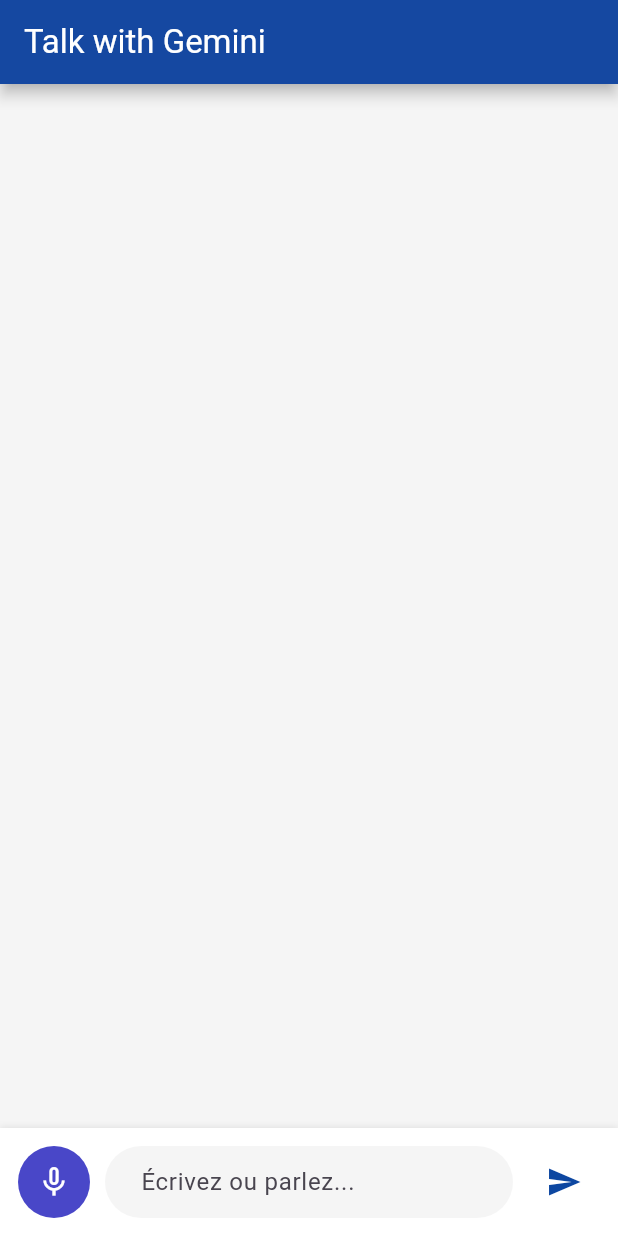
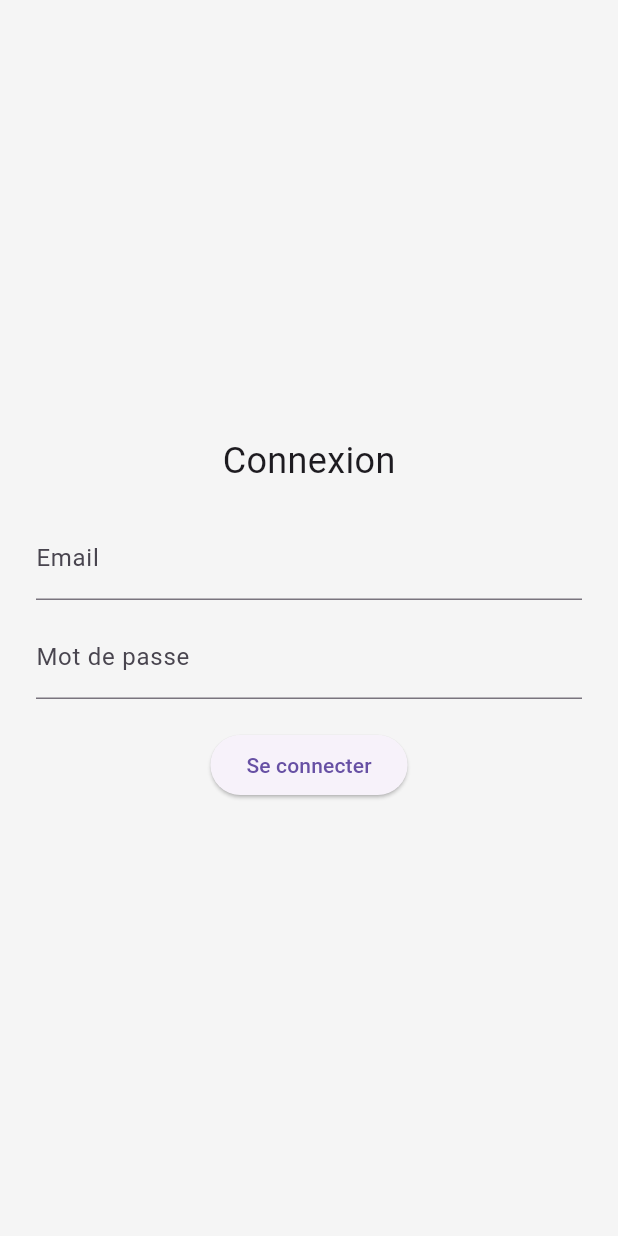
Before and after one commit to latifamsd/chatboot_flutter, a Flutter app: the screen it shows after launch, on a phone screen of 412 x 824 dp. Run offline on Flutter 3.47's test engine with Material 3 defaults, Android fonts, the phone set to English and light mode, and no system bars; our stand-ins replace flutter_tts, speech_to_text.

Commit message:
first commit

```diff
--- a/lib/main.dart
+++ b/lib/main.dart
@@ -21,7 +21,8 @@ class MyApp extends StatelessWidget {
       title: 'Chat boot',
       theme: ThemeData(primarySwatch: Colors.lightBlue),
       debugShowCheckedModeBanner: false,
-      home: const ChatPage(),
+      home: const LoginPage(),
+
     );
   }
 }
@@ -312,6 +313,39 @@ class _ChatPageState extends State<ChatPage> {
             ),
         ],
       ),
+      drawer: Drawer(
+  child: ListView(
+    padding: EdgeInsets.zero,
+    children: [
+      const DrawerHeader(
+        decoration: BoxDecoration(color: Colors.blue),
+        child: Text('Bienvenue', style: TextStyle(color: Colors.white, fontSize: 20)),
+      ),
+      ListTile(
+        leading: const Icon(Icons.history),
+        title: const Text('Historique'),
+        onTap: () {
+          // Tu peux créer une page d’historique ou afficher un modal
+          Navigator.pop(context);
+          ScaffoldMessenger.of(context).showSnackBar(
+            const SnackBar(content: Text('Historique à venir...')),
+          );
+        },
+      ),
+      ListTile(
+        leading: const Icon(Icons.logout),
+        title: const Text('Déconnexion'),
+        onTap: () {
+          Navigator.pushReplacement(
+            context,
+            MaterialPageRoute(builder: (_) => const LoginPage()),
+          );
+        },
+      ),
+    ],
+  ),
+),
+
       body: Column(
         children: [
           Expanded(
@@ -466,3 +500,70 @@ class _ChatPageState extends State<ChatPage> {
     );
   }
 }
+
+class LoginPage extends StatefulWidget {
+  const LoginPage({super.key});
+
+  @override
+  State<LoginPage> createState() => _LoginPageState();
+}
+
+class _LoginPageState extends State<LoginPage> {
+  final TextEditingController _emailController = TextEditingController();
+  final TextEditingController _passwordController = TextEditingController();
+
+  String _error = '';
+
+  void _login() {
+    final email = _emailController.text.trim();
+    final password = _passwordController.text.trim();
+
+    if (email == 'user@example.com' && password == '123456') {
+      Navigator.pushReplacement(
+        context,
+        MaterialPageRoute(builder: (_) => const ChatPage()),
+      );
+    } else {
+      setState(() => _error = 'Identifiants incorrects');
+    }
+  }
+
+  @override
+  Widget build(BuildContext context) {
+    return Scaffold(
+      backgroundColor: Colors.grey[100],
+      body: Center(
+        child: Padding(
+          padding: const EdgeInsets.all(24),
+          child: Column(
+            mainAxisSize: MainAxisSize.min,
+            children: [
+              const Text('Connexion', style: TextStyle(fontSize: 24)),
+              const SizedBox(height: 20),
+              TextField(
+                controller: _emailController,
+                decoration: const InputDecoration(labelText: 'Email'),
+              ),
+              const SizedBox(height: 10),
+              TextField(
+                controller: _passwordController,
+                obscureText: true,
+                decoration: const InputDecoration(labelText: 'Mot de passe'),
+              ),
+              const SizedBox(height: 20),
+              ElevatedButton(
+                onPressed: _login,
+                child: const Text('Se connecter'),
+              ),
+              if (_error.isNotEmpty)
+                Padding(
+                  padding: const EdgeInsets.only(top: 12),
+                  child: Text(_error, style: const TextStyle(color: Colors.red)),
+                ),
+            ],
+          ),
+        ),
+      ),
+    );
+  }
+}
```
